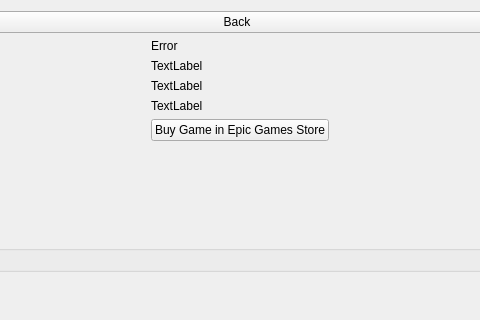
The window that rare/ui/components/tabs/store/shop_game_info.ui (RareDevs/Rare) describes before a commit, drawn with Qt 5; both pictures show x 114 to 594 and y 0 to 320 of the 702 by 468 pixel window.
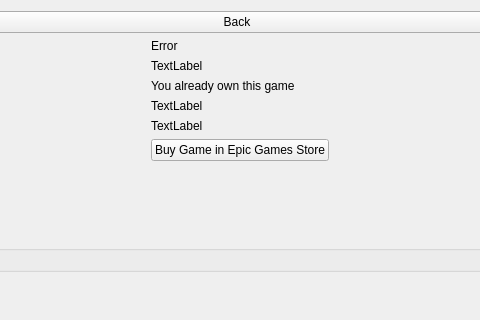
The same window after the commit.

Commit message: Add browse games function

The edit to the form file:
```diff
--- a/rare/ui/components/tabs/store/shop_game_info.ui
+++ b/rare/ui/components/tabs/store/shop_game_info.ui
@@ -52,6 +52,13 @@
          </property>
         </widget>
        </item>
+       <item>
+        <widget class="QLabel" name="owned_label">
+         <property name="text">
+          <string>You already own this game</string>
+         </property>
+        </widget>
+       </item>
        <item>
         <widget class="QLabel" name="price">
          <property name="text">
```
The commit also changes 11 other files.
